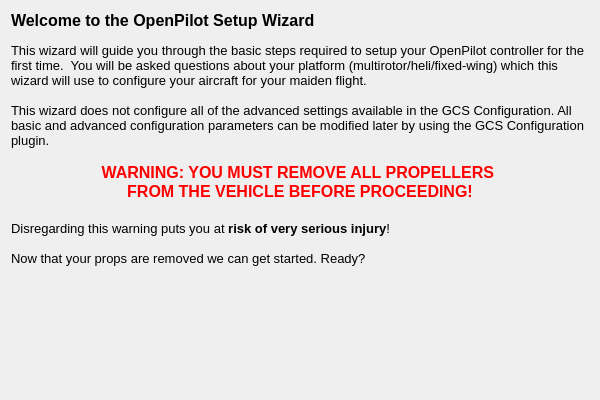
Old version of the form ground/openpilotgcs/src/plugins/setupwizard/pages/startpage.ui in the repository openpilot/OpenPilot.
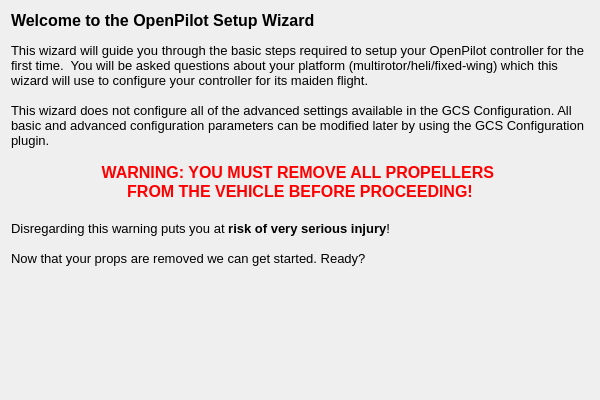
New version of the form.

Commit message: Changed aircraft word to controller as per Pablo.

The edit to the form file:
```diff
--- a/ground/openpilotgcs/src/plugins/setupwizard/pages/startpage.ui
+++ b/ground/openpilotgcs/src/plugins/setupwizard/pages/startpage.ui
@@ -41,7 +41,7 @@
 &lt;/style&gt;&lt;/head&gt;&lt;body style=&quot; font-family:'MS Shell Dlg 2'; font-size:8pt; font-weight:400; font-style:normal;&quot;&gt;
 &lt;p style=&quot; margin-top:0px; margin-bottom:0px; margin-left:0px; margin-right:0px; -qt-block-indent:0; text-indent:0px;&quot;&gt;&lt;span style=&quot; font-size:12pt; font-weight:600;&quot;&gt;Welcome to the OpenPilot Setup Wizard&lt;/span&gt;&lt;/p&gt;
 &lt;p style=&quot;-qt-paragraph-type:empty; margin-top:0px; margin-bottom:0px; margin-left:0px; margin-right:0px; -qt-block-indent:0; text-indent:0px;&quot;&gt;&lt;br /&gt;&lt;/p&gt;
-&lt;p style=&quot; margin-top:0px; margin-bottom:0px; margin-left:0px; margin-right:0px; -qt-block-indent:0; text-indent:0px;&quot;&gt;&lt;span style=&quot; font-size:10pt;&quot;&gt;This wizard will guide you through the basic steps required to setup your OpenPilot controller for the first time.  You will be asked questions about your platform (multirotor/heli/fixed-wing) which this wizard will use to configure your aircraft for your maiden flight. &lt;/span&gt;&lt;/p&gt;
+&lt;p style=&quot; margin-top:0px; margin-bottom:0px; margin-left:0px; margin-right:0px; -qt-block-indent:0; text-indent:0px;&quot;&gt;&lt;span style=&quot; font-size:10pt;&quot;&gt;This wizard will guide you through the basic steps required to setup your OpenPilot controller for the first time.  You will be asked questions about your platform (multirotor/heli/fixed-wing) which this wizard will use to configure your controller for its maiden flight. &lt;/span&gt;&lt;/p&gt;
 &lt;p style=&quot;-qt-paragraph-type:empty; margin-top:0px; margin-bottom:0px; margin-left:0px; margin-right:0px; -qt-block-indent:0; text-indent:0px; font-size:10pt;&quot;&gt;&lt;br /&gt;&lt;/p&gt;
 &lt;p style=&quot; margin-top:0px; margin-bottom:0px; margin-left:0px; margin-right:0px; -qt-block-indent:0; text-indent:0px;&quot;&gt;&lt;span style=&quot; font-size:10pt;&quot;&gt;This wizard does not configure all of the advanced settings available in the GCS Configuration. All basic and advanced configuration parameters can be modified later by using the GCS Configuration plugin.&lt;/span&gt;&lt;/p&gt;
 &lt;p style=&quot;-qt-paragraph-type:empty; margin-top:0px; margin-bottom:0px; margin-left:0px; margin-right:0px; -qt-block-indent:0; text-indent:0px; font-size:10pt;&quot;&gt;&lt;br /&gt;&lt;/p&gt;
```
